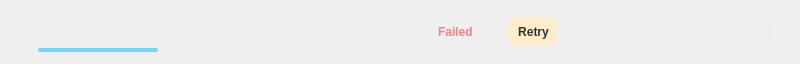
meganz/MEGAsync, file src/MEGASync/gui/linux/TransferManagerItem.ui: the form before one commit.
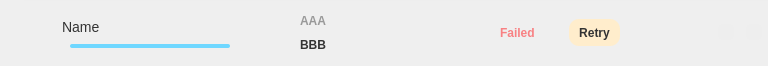
The form after the commit. Icons and pictures are not drawn.

Commit message: Transfer Manager: Resize window: make filename column grow, update elided name; polishing

Patch:
```diff
--- a/src/MEGASync/gui/linux/TransferManagerItem.ui
+++ b/src/MEGASync/gui/linux/TransferManagerItem.ui
@@ -6,8 +6,8 @@
    <rect>
     <x>0</x>
     <y>0</y>
-    <width>800</width>
-    <height>64</height>
+    <width>768</width>
+    <height>66</height>
    </rect>
   </property>
   <property name="sizePolicy">
@@ -42,14 +42,13 @@
 
 TransferManagerItem2, TransferManagerItem
 {
-
     height: 64px;
     min-height: 64px;
     max-height: 64px;
 	background-color: transparent;
 }
 
-#line
+#itemSepLine
 {
     height: 1px;
 	min-width: ; 
@@ -59,7 +58,13 @@
     background: #EEEEEE;
 }
 
-#sTransferState, #stateActive, #stateCompleted
+#sStatus, #sStatus QWidget
+{
+	padding: 0;
+	margin: 0;
+}
+
+#sTransferState, #stateActive, #stateCompleted, #bItemSpeed, #lItemTime, #sStatus, #tFileType, #wSize, #wPauseResume, #wClearCancel, #wName, #lItemStatus, #lItemQueued, #lItemPaused
 {
     height: 63px;
     min-height: 63px;
@@ -69,11 +74,8 @@
 #tFileType
 {
 	width: 38px; 
-    height: 48px;
 	min-width: 38px; 
-    min-height: 48px;
 	max-width: 38px; 
-    max-height: 48px;
 	qProperty-iconSize: 48px;
 	background: transparent;
 }
@@ -88,40 +90,31 @@
 	background: transparent;
 }
 
-
 #wName
 {
-	width: 200px; 
-    height: 48px;
-	min-width: 150px; 
-    min-height: 48px;
-    max-height: 48px;
+	width: 165px; 
+	min-width: 165px; 
 }
 
 #lTransferName
 {
-	width: 200px; 
-	min-width: 150px; 
-  height: 20px;
-  color: #333333;
-  font-size: 14px;
- qProperty-alignment: 'AlignLeft | AlignVCenter';
+	width: 170px; 
+	min-width: 170px; 
+	color: #333333;
+	font-size: 14px;
+	qProperty-alignment: 'AlignLeft | AlignBottom';
 }
 
 QProgressBar
 {
-	width: 120px; 
-	min-width: 120px;
+	width: 160px; 
+	min-width: 50px;
     height: 4px;
     min-height: 4px;
     max-height: 4px;
     border:0px;
     border-radius: 2px;
     background-color: #EEEEEE;
-    margin-bottom: 4px;
-/*	margin-left: 8px;
-	margin-right: 8px;
-*/
 }
 
 QProgressBar::chunk
@@ -129,36 +122,36 @@
   background-color: #6FD7FF;
   border-radius: 2px;
   border:0px;
-/*	margin-left: 8px;
-	margin-right: 8px;
-*/
 }
 
 #lDone, #lTotal
 {
   font-size: 12px;
   font-weight: bold;
- qProperty-alignment: 'AlignLeft | AlignVCenter';
+	padding: 0;
+	margin: 0;
 }
 
 #lDone
 {
   color: #999999;
+ qProperty-alignment: 'AlignLeft | AlignBottom';
 }
 
 #lTotal
 {
   color: #333333;
+ qProperty-alignment: 'AlignLeft | AlignTop';
 }
 
-#wSize, #bSpeed
+#wSize, #wSize QLabel, #bItemSpeed
 {
     width: 100px;
     min-width: 100px;
     max-width: 100px;
 }
 
-#bSpeed
+#bItemSpeed
 {
   color: #333333;
   font-size: 12px;
@@ -171,9 +164,6 @@
     width: 120px;
     min-width: 120px;
     max-width: 120px;
-    height: 63px;
-    min-height: 63px;
-    max-height: 63px;
 }
 
 #sStatus QLabel
@@ -181,29 +171,40 @@
 	font-size: 12px;
 	font-weight: bold;
 	qProperty-alignment: 'AlignLeft | AlignVCenter';
+	padding: 0;
+	margin: 0;
 }
 
-#lStatus
+#lItemStatus
 {
+  width: 120px;
+  min-width: 120px;
+  max-width: 120px;
   color: #00D26D;
 }
 
-#lQueued
+#lItemQueued
 {
+  width: 120px;
+  min-width: 120px;
+  max-width: 120px;
   color: #666666;
 }
 
-#lPaused
+#lItemPaused
 {
+  width: 120px;
+  min-width: 120px;
+  max-width: 120px;
   color: #FFA053;
 }
 
-#lFailed
+#lItemFailed
 {
   color: #F88183;
 }
 
-#lTime
+#lItemTime
 {
 	width: 92px;
 	min-width: 92px;
@@ -211,28 +212,28 @@
 	color: #333333;
 	font-size: 12px;
 	font-weight: bold;
+	padding: 0;
+	margin: 0;
 }
 
-#tRetry
+#tItemRetry
 {
-  height: 24px;
-  width: 48px;
-  border-radius: 10px;
-  background-color: #FFEDCC;
-  color: #333333;
+	height: 24px;
+	width: 48px;
+	border-radius: 10px;
+	background-color: #FFEDCC;
+	color: #333333;
 	font-size: 12px;
 	font-weight: bold;
 }
 
 #wPauseResume, #wClearCancel
 {
-  width: 28px; 
-    height: 63px;
+	width: 28px; 
 	min-width: 28px; 
-    min-height: 63px;
 	max-width: 28px; 
-    max-height: 63px;
 }
+
 #tPauseResumeTransfer, #tCancelClearTransfer
 {
 	width: 16px; 
@@ -244,7 +245,6 @@
 	background-color: #EEEEEE;
 	qProperty-iconSize: 16px;
 	border-radius: 4px;
-	margin-right: 12px;
 }</string>
   </property>
   <layout class="QVBoxLayout" name="verticalLayout_4">
@@ -252,7 +252,7 @@
     <number>0</number>
    </property>
    <property name="leftMargin">
-    <number>0</number>
+    <number>24</number>
    </property>
    <property name="topMargin">
     <number>0</number>
@@ -264,7 +264,7 @@
     <number>0</number>
    </property>
    <item>
-    <widget class="Line" name="line">
+    <widget class="Line" name="itemSepLine">
      <property name="sizePolicy">
       <sizepolicy hsizetype="Expanding" vsizetype="Fixed">
        <horstretch>0</horstretch>
@@ -316,7 +316,7 @@
        <item>
         <widget class="QWidget" name="wName" native="true">
          <property name="sizePolicy">
-          <sizepolicy hsizetype="Fixed" vsizetype="Preferred">
+          <sizepolicy hsizetype="Expanding" vsizetype="Preferred">
            <horstretch>0</horstretch>
            <verstretch>0</verstretch>
           </sizepolicy>
@@ -329,24 +329,45 @@
            <number>0</number>
           </property>
           <property name="topMargin">
-           <number>0</number>
+           <number>16</number>
           </property>
           <property name="rightMargin">
            <number>0</number>
           </property>
           <property name="bottomMargin">
-           <number>0</number>
+           <number>8</number>
           </property>
           <item>
            <widget class="QLabel" name="lTransferName">
             <property name="sizePolicy">
-             <sizepolicy hsizetype="Fixed" vsizetype="Preferred">
+             <sizepolicy hsizetype="Expanding" vsizetype="Preferred">
               <horstretch>0</horstretch>
               <verstretch>0</verstretch>
              </sizepolicy>
             </property>
+            <property name="text">
+             <string>Name</string>
+            </property>
            </widget>
           </item>
+          <item>
+           <widget class="QWidget" name="wProgressBar" native="true">
+            <layout class="QHBoxLayout" name="horizontalLayout">
+             <property name="spacing">
+              <number>0</number>
+             </property>
+             <property name="leftMargin">
+              <number>8</number>
+             </property>
+             <property name="topMargin">
+              <number>0</number>
+             </property>
+             <property name="rightMargin">
+              <number>0</number>
+             </property>
+             <property name="bottomMargin">
+              <number>0</number>
+             </property>
           <item>
            <widget class="QProgressBar" name="pbTransfer">
             <property name="sizePolicy">
@@ -372,6 +393,22 @@
             </property>
            </widget>
           </item>
+             <item>
+              <spacer name="hsProgressBar">
+               <property name="orientation">
+                <enum>Qt::Horizontal</enum>
+               </property>
+               <property name="sizeHint" stdset="0">
+                <size>
+                 <width>40</width>
+                 <height>20</height>
+                </size>
+               </property>
+              </spacer>
+             </item>
+            </layout>
+           </widget>
+          </item>
          </layout>
         </widget>
        </item>
@@ -383,7 +420,7 @@
            <verstretch>0</verstretch>
           </sizepolicy>
          </property>
-         <layout class="QVBoxLayout" name="verticalLayout">
+         <layout class="QVBoxLayout" name="wSizeLayout">
           <property name="spacing">
            <number>0</number>
           </property>
@@ -391,25 +428,33 @@
            <number>0</number>
           </property>
           <property name="topMargin">
-           <number>0</number>
+           <number>8</number>
           </property>
           <property name="rightMargin">
            <number>0</number>
           </property>
           <property name="bottomMargin">
-           <number>0</number>
+           <number>8</number>
           </property>
           <item>
-           <widget class="QLabel" name="lDone"/>
+           <widget class="QLabel" name="lDone">
+            <property name="text">
+             <string>AAA</string>
+            </property>
+           </widget>
           </item>
           <item>
-           <widget class="QLabel" name="lTotal"/>
+           <widget class="QLabel" name="lTotal">
+            <property name="text">
+             <string>BBB</string>
+            </property>
+           </widget>
           </item>
          </layout>
         </widget>
        </item>
        <item>
-        <widget class="QPushButton" name="bSpeed">
+        <widget class="QPushButton" name="bItemSpeed">
          <property name="sizePolicy">
           <sizepolicy hsizetype="Fixed" vsizetype="Fixed">
            <horstretch>0</horstretch>
@@ -433,25 +478,25 @@
           <number>3</number>
          </property>
          <widget class="QWidget" name="pActive">
-          <widget class="QLabel" name="lStatus">
+          <widget class="QLabel" name="lItemStatus">
            <property name="geometry">
             <rect>
              <x>0</x>
              <y>0</y>
-             <width>121</width>
-             <height>61</height>
+             <width>120</width>
+             <height>63</height>
             </rect>
            </property>
           </widget>
          </widget>
          <widget class="QWidget" name="pQueued">
-          <widget class="QLabel" name="lQueued">
+          <widget class="QLabel" name="lItemQueued">
            <property name="geometry">
             <rect>
              <x>0</x>
              <y>0</y>
-             <width>131</width>
-             <height>61</height>
+             <width>120</width>
+             <height>63</height>
             </rect>
            </property>
            <property name="text">
@@ -460,13 +505,13 @@
           </widget>
          </widget>
          <widget class="QWidget" name="pPaused">
-          <widget class="QLabel" name="lPaused">
+          <widget class="QLabel" name="lItemPaused">
            <property name="geometry">
             <rect>
              <x>0</x>
              <y>0</y>
-             <width>121</width>
-             <height>61</height>
+             <width>120</width>
+             <height>63</height>
             </rect>
            </property>
            <property name="text">
@@ -475,28 +520,31 @@
           </widget>
          </widget>
          <widget class="QWidget" name="pFailed">
-          <widget class="QWidget" name="layoutWidget">
-           <property name="geometry">
-            <rect>
-             <x>0</x>
-             <y>0</y>
-             <width>121</width>
-             <height>61</height>
-            </rect>
-           </property>
-           <layout class="QHBoxLayout" name="horizontalLayout_2">
+          <layout class="QHBoxLayout" name="pFailedLayout">
             <property name="spacing">
              <number>0</number>
             </property>
+           <property name="leftMargin">
+            <number>0</number>
+           </property>
+           <property name="topMargin">
+            <number>0</number>
+           </property>
+           <property name="rightMargin">
+            <number>0</number>
+           </property>
+           <property name="bottomMargin">
+            <number>0</number>
+           </property>
             <item>
-             <widget class="QLabel" name="lFailed">
+            <widget class="QLabel" name="lItemFailed">
               <property name="text">
                <string>Failed</string>
               </property>
              </widget>
             </item>
             <item>
-             <widget class="QToolButton" name="tRetry">
+            <widget class="QToolButton" name="tItemRetry">
               <property name="text">
                <string>Retry</string>
               </property>
@@ -505,10 +553,9 @@
            </layout>
           </widget>
          </widget>
-        </widget>
        </item>
        <item>
-        <widget class="QLabel" name="lTime">
+        <widget class="QLabel" name="lItemTime">
          <property name="sizePolicy">
           <sizepolicy hsizetype="Fixed" vsizetype="Fixed">
            <horstretch>0</horstretch>
@@ -519,7 +566,22 @@
        </item>
        <item alignment="Qt::AlignHCenter|Qt::AlignVCenter">
         <widget class="QWidget" name="wPauseResume" native="true">
-         <layout class="QHBoxLayout" name="horizontalLayout">
+         <layout class="QHBoxLayout" name="wPauseResumeLayout">
+          <property name="spacing">
+           <number>0</number>
+          </property>
+          <property name="leftMargin">
+           <number>0</number>
+          </property>
+          <property name="topMargin">
+           <number>0</number>
+          </property>
+          <property name="rightMargin">
+           <number>0</number>
+          </property>
+          <property name="bottomMargin">
+           <number>0</number>
+          </property>
           <item>
            <widget class="QToolButton" name="tPauseResumeTransfer">
             <property name="icon">
@@ -533,7 +595,22 @@
        </item>
        <item alignment="Qt::AlignHCenter|Qt::AlignVCenter">
         <widget class="QWidget" name="wClearCancel" native="true">
-         <layout class="QHBoxLayout" name="horizontalLayout_3">
+         <layout class="QHBoxLayout" name="wClearCancelLayout">
+          <property name="spacing">
+           <number>0</number>
+          </property>
+          <property name="leftMargin">
+           <number>0</number>
+          </property>
+          <property name="topMargin">
+           <number>0</number>
+          </property>
+          <property name="rightMargin">
+           <number>0</number>
+          </property>
+          <property name="bottomMargin">
+           <number>0</number>
+          </property>
           <item>
            <widget class="QToolButton" name="tCancelClearTransfer">
             <property name="icon">
```
Lines whose indentation alone changed are shown as unchanged. The commit also changes 11 other files.
